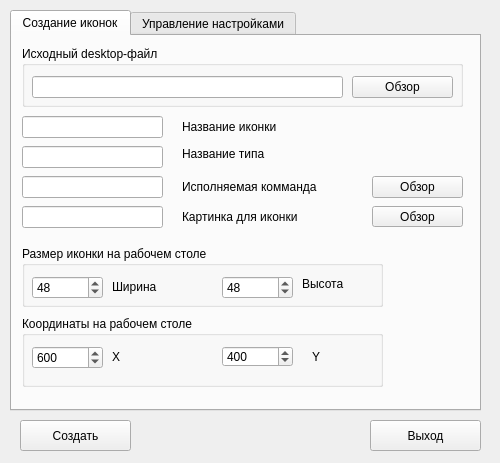
Qt form idesk-x-set/mainwindow.ui (150balbes/idesk-set) before a commit.
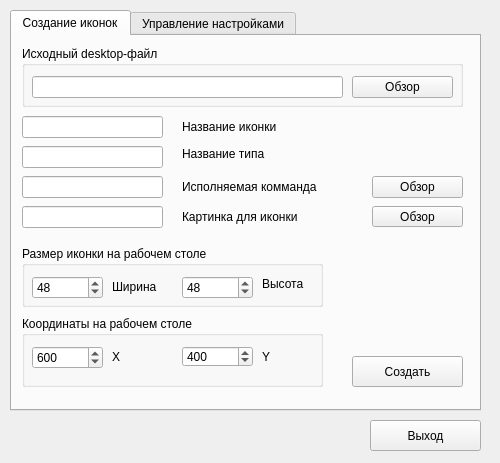
The same form after that commit.

Patch:
```diff
--- a/idesk-x-set/mainwindow.ui
+++ b/idesk-x-set/mainwindow.ui
@@ -27,19 +27,6 @@
      <string>Выход</string>
     </property>
    </widget>
-   <widget class="QPushButton" name="pushButton_Save">
-    <property name="geometry">
-     <rect>
-      <x>20</x>
-      <y>420</y>
-      <width>111</width>
-      <height>31</height>
-     </rect>
-    </property>
-    <property name="text">
-     <string>Создать</string>
-    </property>
-   </widget>
    <widget class="QTabWidget" name="tabWidget">
     <property name="geometry">
      <rect>
@@ -120,7 +107,7 @@
        <rect>
         <x>10</x>
         <y>280</y>
-        <width>361</width>
+        <width>301</width>
         <height>71</height>
        </rect>
       </property>
@@ -146,7 +133,7 @@
       <widget class="QSpinBox" name="Idesk_Y">
        <property name="geometry">
         <rect>
-         <x>200</x>
+         <x>160</x>
          <y>30</y>
          <width>71</width>
          <height>21</height>
@@ -175,7 +162,7 @@
       <widget class="QLabel" name="label_5">
        <property name="geometry">
         <rect>
-         <x>290</x>
+         <x>240</x>
          <y>30</y>
          <width>21</width>
          <height>21</height>
@@ -191,7 +178,7 @@
        <rect>
         <x>10</x>
         <y>210</y>
-        <width>361</width>
+        <width>301</width>
         <height>61</height>
        </rect>
       </property>
@@ -214,7 +201,7 @@
       <widget class="QSpinBox" name="Idesk_Height">
        <property name="geometry">
         <rect>
-         <x>200</x>
+         <x>160</x>
          <y>30</y>
          <width>71</width>
          <height>23</height>
@@ -240,7 +227,7 @@
       <widget class="QLabel" name="label_3">
        <property name="geometry">
         <rect>
-         <x>280</x>
+         <x>240</x>
          <y>30</y>
          <width>61</width>
          <height>16</height>
@@ -346,6 +333,19 @@
        </rect>
       </property>
      </widget>
+     <widget class="QPushButton" name="pushButton_Save">
+      <property name="geometry">
+       <rect>
+        <x>340</x>
+        <y>320</y>
+        <width>111</width>
+        <height>31</height>
+       </rect>
+      </property>
+      <property name="text">
+       <string>Создать</string>
+      </property>
+     </widget>
     </widget>
     <widget class="QWidget" name="tab_2">
      <attribute name="title">
```
